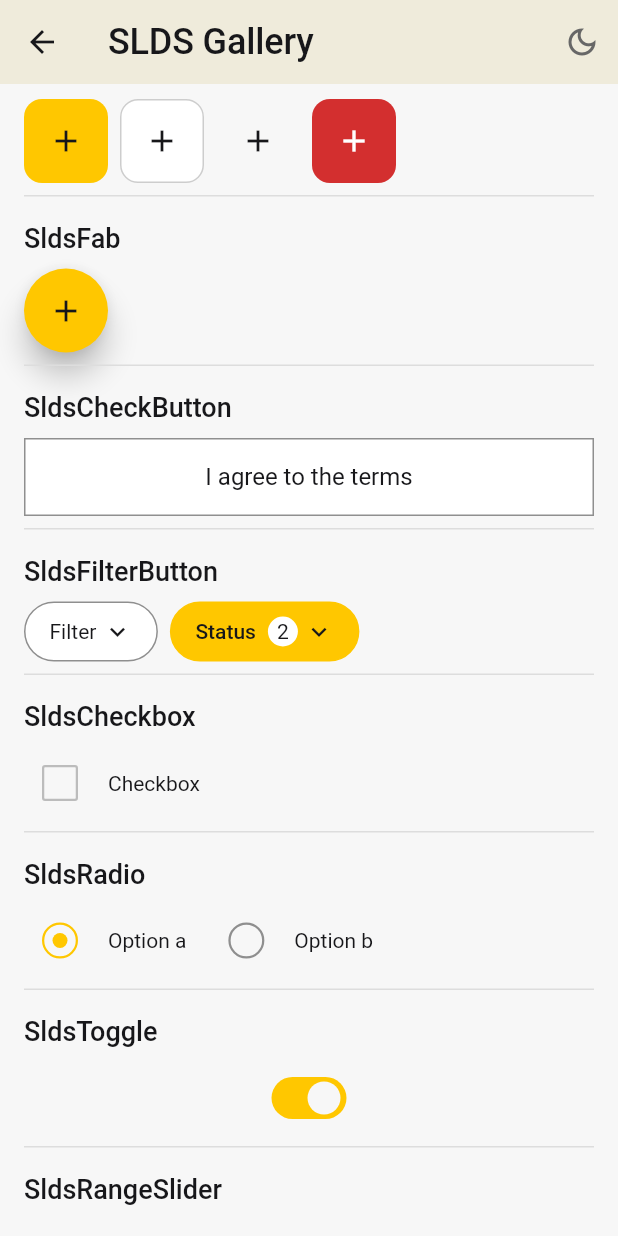
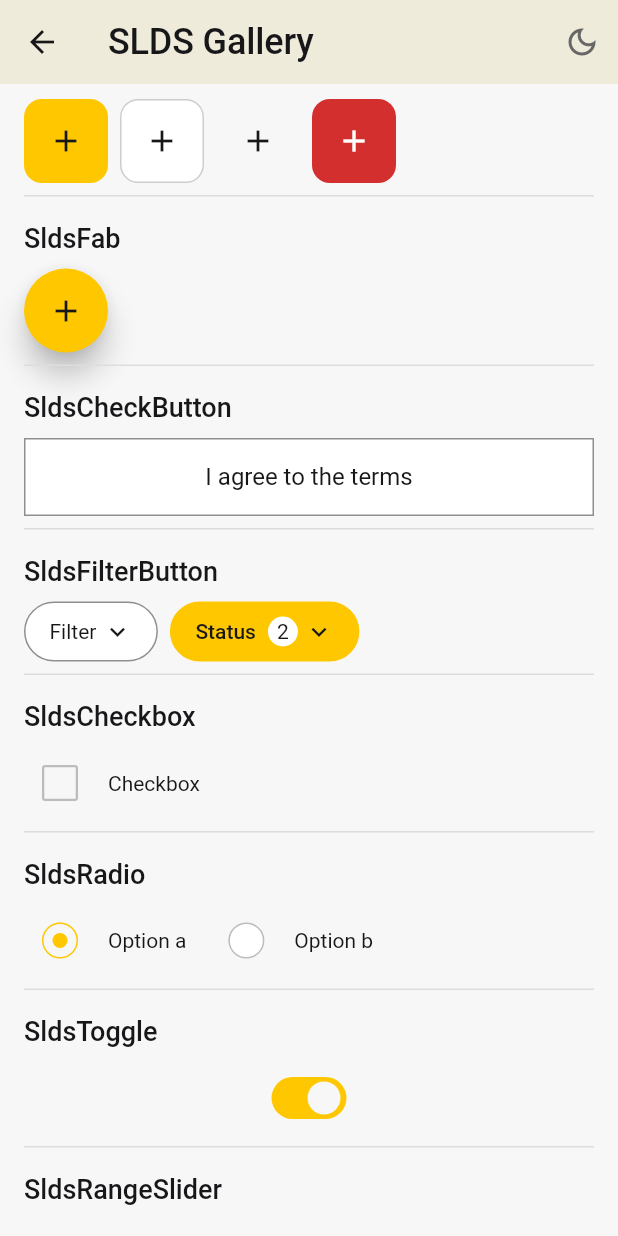
Before and after one commit to Ravana-indus/SLDS_Flutter, a Flutter app: the GalleryPage screen opened directly, scrolled down 576 dp, on a phone screen of 412 x 824 dp. Run offline on Flutter 3.47's test engine with Material 3 defaults, Android fonts, the phone set to English and light mode, and no system bars; our stand-ins replace flutter_bloc; missing offline and left inert: widgetbook, widgetbook_annotation.

Commit message:
fix: Service Card selected, FAB loading, Radio and Range Slider to Figma (#221-#227)
- SldsServiceCard selected fill is #DDDDDD (#221).
- SldsFab keeps its variant fill and foreground while loading instead of
  the disabled grey (#222, #223).
- SldsRadio: 1px ring, #FFFFFF resting fill with a #BCBCBC ring, #DDDDDD
  disabled with a #BCBCBC ring and dot (#224, #225).
- SldsRangeSlider track #BCBCBC, #EEEEEE when disabled (#226, #227).

```diff
--- a/packages/slds_components/lib/src/widgets/slds_fab.dart
+++ b/packages/slds_components/lib/src/widgets/slds_fab.dart
@@ -69,8 +69,13 @@ class SldsFab extends StatelessWidget {
   bool get _enabled => onPressed != null && !isLoading;
   bool get _isFilled => variant != SldsButtonVariant.secondary;
 
+  // Colours follow "disabled", not "not tappable": Figma's Loading keeps the
+  // variant's fill and draws its spinner in the variant's foreground, like
+  // SldsButton (#222, #223). Loading used the grey disabled pair.
+  bool get _disabled => onPressed == null;
+
   Color _background(SldsColorTokens colors) {
-    if (!_enabled) return colors.disabledBackground;
+    if (_disabled) return colors.disabledBackground;
     return switch (variant) {
       SldsButtonVariant.destructive => colors.buttonDestructiveBackground,
       SldsButtonVariant.secondary => colors.buttonSecondaryBackground,
@@ -79,7 +84,7 @@ class SldsFab extends StatelessWidget {
   }
 
   Color _foreground(SldsColorTokens colors) {
-    if (!_enabled) return colors.disabledForeground;
+    if (_disabled) return colors.disabledForeground;
     return switch (variant) {
       SldsButtonVariant.destructive => colors.buttonDestructiveLabel,
       SldsButtonVariant.secondary => colors.buttonSecondaryLabel,
@@ -170,9 +175,9 @@ class SldsFab extends StatelessWidget {
             ? const CircleBorder()
             : CircleBorder(
                 side: BorderSide(
-                  color: _enabled
-                      ? colors.buttonSecondaryBorder
-                      : colors.disabledBorder,
+                  color: _disabled
+                      ? colors.disabledBorder
+                      : colors.buttonSecondaryBorder,
                   width: dimensions.controlBorderWidth,
                 ),
               ),
--- a/packages/slds_components/lib/src/widgets/slds_radio.dart
+++ b/packages/slds_components/lib/src/widgets/slds_radio.dart
@@ -100,20 +100,24 @@ class _SldsRadioState<T> extends State<SldsRadio<T>> {
     final scheme = Theme.of(context).colorScheme;
     final accent = scheme.primary;
 
+    // Figma Radio (541:307): a 1px ring. Resting #FFFFFF with a #BCBCBC
+    // ring (#224); selected #F7F7F7 with a gold ring and dot; disabled
+    // #DDDDDD with a #BCBCBC ring and dot (#225).
+    final colors = context.slds.colors;
+    final Color fillColor;
     final Color ringColor;
     final Color dotColor;
     if (!_enabled) {
-      ringColor = scheme.outline.withValues(
-        alpha: context.slds.opacities.disabled,
-      );
-      dotColor = scheme.onSurface.withValues(
-        alpha: context.slds.opacities.disabled,
-      );
+      fillColor = colors.disabledBackground;
+      ringColor = colors.inputBorderDefault;
+      dotColor = colors.disabledForeground;
     } else if (_selected) {
+      fillColor = colors.surfacePage;
       ringColor = accent;
       dotColor = accent;
     } else {
-      ringColor = scheme.outline;
+      fillColor = colors.surfaceCard;
+      ringColor = colors.inputBorderDefault;
       dotColor = Colors.transparent;
     }
 
@@ -155,7 +159,11 @@ class _SldsRadioState<T> extends State<SldsRadio<T>> {
               child: Container(
                 decoration: BoxDecoration(
                   shape: BoxShape.circle,
-                  border: Border.all(color: ringColor, width: 1.5),
+                  color: fillColor,
+                  border: Border.all(
+                    color: ringColor,
+                    width: dimensions.controlBorderWidth,
+                  ),
                 ),
                 child: Center(
                   child: AnimatedContainer(
--- a/packages/slds_components/lib/src/widgets/slds_range_slider.dart
+++ b/packages/slds_components/lib/src/widgets/slds_range_slider.dart
@@ -53,8 +53,10 @@ class SldsRangeSlider extends StatelessWidget {
 
     final activeColor = interactive ? accent : colors.disabledForeground;
     final inactiveColor = interactive
-        ? colors.borderDefault
-        : colors.disabledBackground;
+        // Figma Range Slider (1112:1635): track #BCBCBC (#226), #EEEEEE
+        // when disabled (#227).
+        ? colors.inputBorderDefault
+        : colors.disabledBorder;
     final thumbColor = interactive ? accent : colors.disabledForeground;
 
     return SliderTheme(
@@ -66,7 +68,7 @@ class SldsRangeSlider extends StatelessWidget {
         overlayColor: accent.withValues(alpha: 0.12),
         thumbShape: const RoundSliderThumbShape(),
         disabledActiveTrackColor: colors.disabledForeground,
-        disabledInactiveTrackColor: colors.disabledBackground,
+        disabledInactiveTrackColor: colors.disabledBorder,
         disabledThumbColor: colors.disabledForeground,
       ),
       child: Slider(
--- a/packages/slds_tokens/lib/src/colors.dart
+++ b/packages/slds_tokens/lib/src/colors.dart
@@ -272,7 +272,7 @@ class SldsRawColorTokens {
     surfaceInverse: 0xff000000,
     textInverse: 0xffffffff,
     datePickerRangeHighlight: 0xfffff8d6,
-    serviceCardSelectedBackground: 0xffe3edff,
+    serviceCardSelectedBackground: 0xffdddddd,
     // Figma Mobile/Body 2 label and Help Text colours (#68-#84).
     inputLabel: 0xff17171a,
     inputPlaceholder: 0xffbcbcbc,
```
Also changed, not shown: 11 other files.
